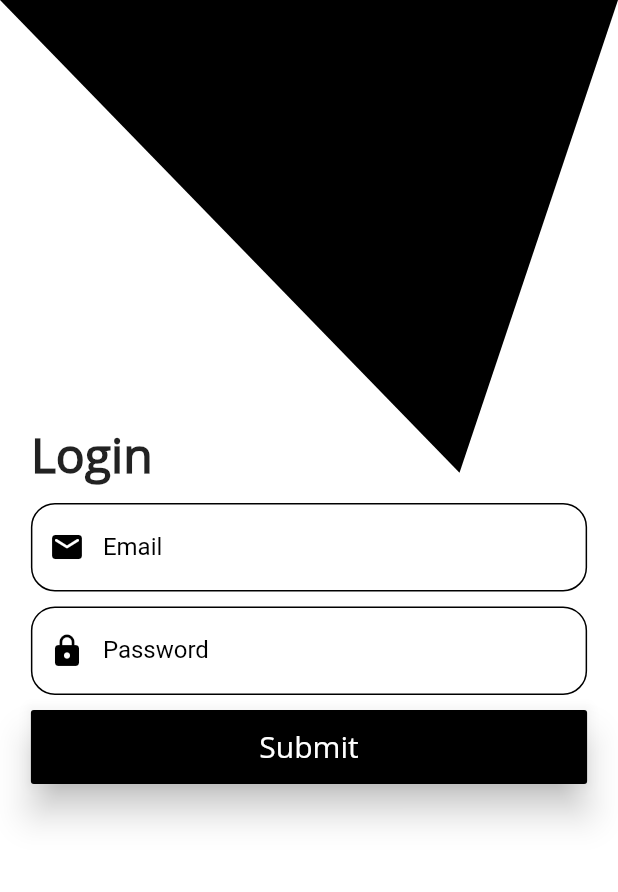
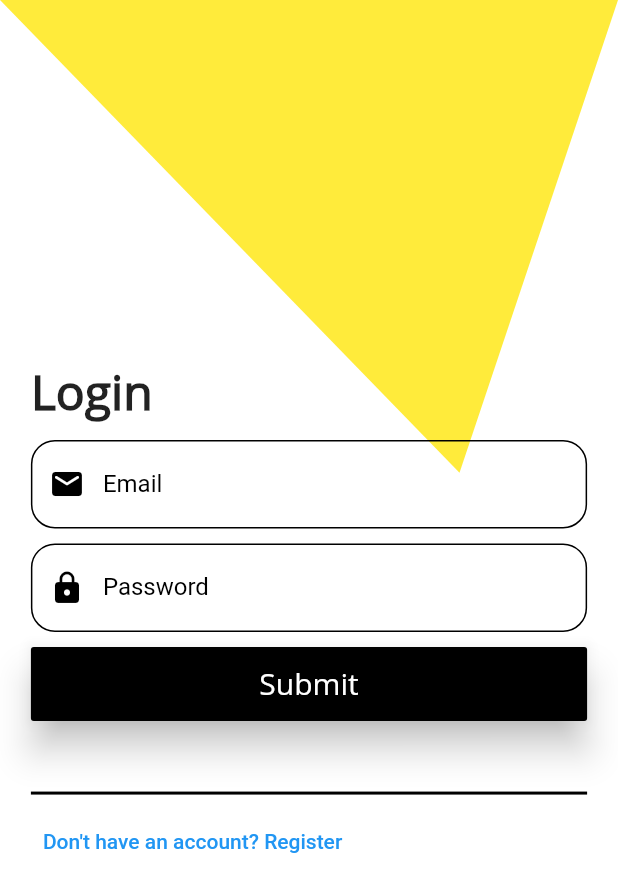
Before and after one commit to YogeshUpdhyay/bizmanager-ui, a Flutter app: the screen it shows after launch, on a phone screen of 412 x 824 dp. Shown: the top 892 px of the screen. Run offline on Flutter 3.47's test engine with Material 2 defaults, Android fonts, the phone set to English and light mode, and no system bars.

Commit message:
login completed

```diff
--- a/lib/views/login.dart
+++ b/lib/views/login.dart
@@ -21,7 +21,7 @@ class RPSCustomPainter extends CustomPainter {
   path_0.close();
 
   Paint paint_0_fill = Paint()..style=PaintingStyle.fill;
-  paint_0_fill.color = Colors.black;
+  paint_0_fill.color = Colors.yellow;
   canvas.drawPath(path_0,paint_0_fill);
 
 }
@@ -38,14 +38,12 @@ class Login extends StatelessWidget {
   Widget build(BuildContext context) {
     final size = MediaQuery.of(context).size;
 
-    final WIDTH = size.width;
-
     return Scaffold(
       backgroundColor: Colors.white,
       body: Stack(
         children: [
           CustomPaint(
-              size: Size(WIDTH, (size.height*0.4).toDouble()), //You can Replace [WIDTH] with your desired width for Custom Paint and height will be calculated automatically
+              size: Size(size.width, (size.height*0.4).toDouble()), //You can Replace [WIDTH] with your desired width for Custom Paint and height will be calculated automatically
               painter: RPSCustomPainter(),
           ),
           Container(
@@ -83,7 +81,12 @@ class Login extends StatelessWidget {
                   elevation: 10.0,
 
                 ),
-                SizedBox(height: 20,),
+                SizedBox(height: 40,),
+                Divider(color: Colors.black, thickness: 2,),
+                TextButton(
+                  onPressed: () => Navigator.pushReplacementNamed(context, "/register"),
+                  child: Text("Don't have an account? Register")
+                )
               ],
             ),
           )
```
